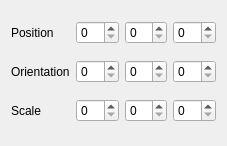
Old version of the form RootTools/Treenity/UI/TransformComponent.ui in the repository kevinortegren/zombieshroom.
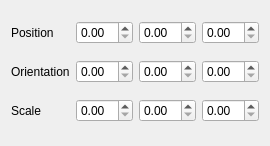
New version of the form.

Commit message: Started on component tool box context switch

```diff
--- a/RootTools/Treenity/UI/TransformComponent.ui
+++ b/RootTools/Treenity/UI/TransformComponent.ui
@@ -20,12 +20,6 @@
    <string>Transform</string>
   </property>
   <layout class="QGridLayout" name="gridLayout">
-   <item row="0" column="1">
-    <widget class="QSpinBox" name="spinBox_translationX"/>
-   </item>
-   <item row="2" column="2">
-    <widget class="QSpinBox" name="spinBox_scaleY"/>
-   </item>
    <item row="0" column="0">
     <widget class="QLabel" name="label">
      <property name="text">
@@ -33,15 +27,6 @@
      </property>
     </widget>
    </item>
-   <item row="0" column="2">
-    <widget class="QSpinBox" name="spinBox_translationY"/>
-   </item>
-   <item row="0" column="3">
-    <widget class="QSpinBox" name="spinBox_translationZ"/>
-   </item>
-   <item row="2" column="1">
-    <widget class="QSpinBox" name="spinBox_scaleX"/>
-   </item>
    <item row="2" column="0">
     <widget class="QLabel" name="label_2">
      <property name="text">
@@ -49,9 +34,6 @@
      </property>
     </widget>
    </item>
-   <item row="2" column="3">
-    <widget class="QSpinBox" name="spinBox_scaleZ"/>
-   </item>
    <item row="1" column="0">
     <widget class="QLabel" name="label_3">
      <property name="text">
@@ -59,14 +41,32 @@
      </property>
     </widget>
    </item>
-   <item row="1" column="1">
-    <widget class="QSpinBox" name="spinBox_orientationX"/>
+   <item row="0" column="1">
+    <widget class="QDoubleSpinBox" name="doubleSpinBox_translationX"/>
    </item>
-   <item row="1" column="2">
-    <widget class="QSpinBox" name="spinBox_orientationY"/>
+   <item row="0" column="2">
+    <widget class="QDoubleSpinBox" name="doubleSpinBox_translationY"/>
+   </item>
+   <item row="2" column="3">
+    <widget class="QDoubleSpinBox" name="doubleSpinBox_scaleZ"/>
    </item>
    <item row="1" column="3">
-    <widget class="QSpinBox" name="spinBox_orientationZ"/>
+    <widget class="QDoubleSpinBox" name="doubleSpinBox_orientationZ"/>
+   </item>
+   <item row="0" column="3">
+    <widget class="QDoubleSpinBox" name="doubleSpinBox_translationZ"/>
+   </item>
+   <item row="1" column="2">
+    <widget class="QDoubleSpinBox" name="doubleSpinBox_orientationY"/>
+   </item>
+   <item row="2" column="2">
+    <widget class="QDoubleSpinBox" name="doubleSpinBox_scaleY"/>
+   </item>
+   <item row="1" column="1">
+    <widget class="QDoubleSpinBox" name="doubleSpinBox_orientationX"/>
+   </item>
+   <item row="2" column="1">
+    <widget class="QDoubleSpinBox" name="doubleSpinBox_scaleX"/>
    </item>
   </layout>
  </widget>
```
The commit also changes 7 other files.
